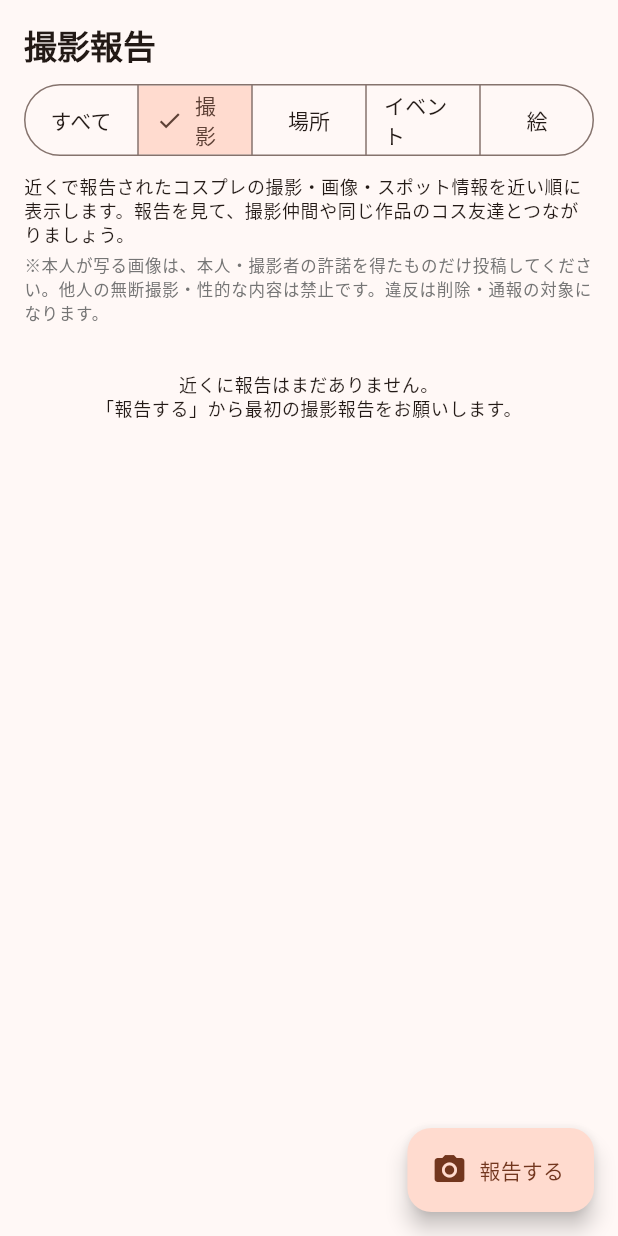
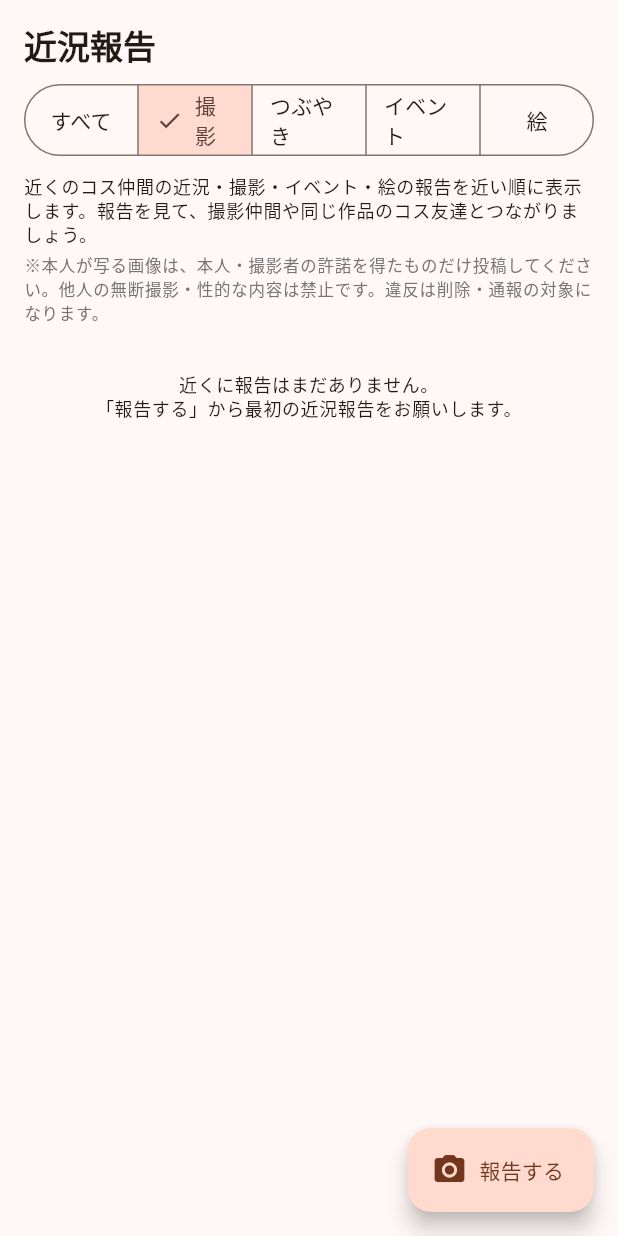
Before and after one commit to daichiyabunaka-rgb/Costomo-app-prototype, a Flutter app: the ShootReportsPage screen opened directly, after a tap on "撮影", on a phone screen of 412 x 824 dp. Run offline on Flutter 3.47's test engine with Material 3 defaults, Android fonts, the phone set to English and light mode, and no system bars; our stand-ins replace flutter_map, geolocator, google_maps_flutter, image_picker, latlong2, share_plus and 2 more; accounts and stored records are empty; network calls fail.

Commit message:
コスとも！「撮影報告」→「近況報告」への名称変更 + 「場所」→「つぶやき」への変更（kind: shoot/post/event/art・0015相当SQLも最終形へ改訂） + version 1.0.9+12
Generated by Mistral Vibe.
Co-Authored-By: Mistral Vibe <vibe@mistral.ai>

```diff
--- a/app/lib/src/mock/mock_data.dart
+++ b/app/lib/src/mock/mock_data.dart
@@ -291,7 +291,7 @@ List<Recruitment> seedRecruitments(DateTime now, List<AppUser> generalUsers) {
   ];
 }
 
-/// 撮影報告のシード。anchor（現在地）からの相対距離で配置する。
+/// 近況報告のシード。anchor（現在地）からの相対距離で配置する。
 /// id が 'cx-seed-' 始まりのものは GPS 更新のたびに再配置される
 /// （AppState.applyGps を参照）。
 class _ExchangeSeedSpec {
@@ -325,11 +325,11 @@ const List<_ExchangeSeedSpec> _exchangeSeedSpecs = [
   _ExchangeSeedSpec(
     'cx-seed-2',
     'u-anime-rei',
-    'spot',
-    '駅東側のレンガ倉庫がおすすめ',
-    '駅東側のイベント会場横',
-    '平日は人が少なく撮りやすいです。手前の路地も'
-        '雰囲気が出ます。時間帯は朝の光がおすすめ。',
+    'post',
+    '今週はウィッグの手入れをがんばりました',
+    '自宅周辺',
+    '次のイベントに向けた準備は順調です。'
+        '同じ作品のコス友達と情報交換したいです。',
     -0.2,
     0.8,
     Duration(hours: 5),
--- a/app/lib/src/models.dart
+++ b/app/lib/src/models.dart
@@ -413,19 +413,19 @@ class CommunityEvent {
   }
 }
 
-/// コスプレの「撮影報告」掲示板（近隣での写真・画像・創作の報告・共有）。
+/// コスプレの「近況報告」掲示板（近隣での近況・撮影・創作の報告・共有）。
 /// kind: 'shoot' = 撮影（撮ってきた写真の報告）
-///       'spot'  = 場所（撮影スポットの報告）
-///       'event' = イベント（イベント会場での撮影報告）
+///       'post'  = つぶやき（近況・ひとことの報告）
+///       'event' = イベント（イベント会場での報告）
 ///       'art'   = 絵（描いた絵・ファンアートの投稿）
 /// 被写体・撮影者・場所の許諾を確認できた画像のみ投稿する。
 class ShootReport {
   final String id;
   final String posterId;
-  final String kind; // 'shoot' | 'spot' | 'event' | 'art'
+  final String kind; // 'shoot' | 'post' | 'event' | 'art'
   final String itemDescription; // キャラ名・作品名・一言タイトル
-  final String areaName; // 撮影した場所・イベント名
-  final String detail; // 撮影状況・ハイライトなどの自由記述
+  final String areaName; // 場所・イベント名
+  final String detail; // 近況・ハイライトなどの自由記述
   final String? photoPath; // 報告写真（端末内パス or 公開URL）
   final double lat;
   final double lng;
@@ -449,8 +449,8 @@ class ShootReport {
   /// 撮影の報告
   bool get isShoot => kind == 'shoot';
 
-  /// 場所の報告
-  bool get isSpot => kind == 'spot';
+  /// つぶやき（近況・ひとこと）
+  bool get isPost => kind == 'post';
 
   /// イベントの報告
   bool get isEvent => kind == 'event';
--- a/app/lib/src/screens/home_shell.dart
+++ b/app/lib/src/screens/home_shell.dart
@@ -7,7 +7,7 @@ import 'near_page.dart';
 import 'shoot_reports_page.dart';
 import 'rooms_page.dart';
 
-/// ホーム: 近く / 部屋 / コミュニティ / 撮影報告 / 探す / マイページ（仕様書 8 章参照）
+/// ホーム: 近く / 部屋 / コミュニティ / 近況報告 / 探す / マイページ（仕様書 8 章参照）
 class HomeShell extends StatefulWidget {
   const HomeShell({super.key});
 
@@ -52,9 +52,9 @@ class _HomeShellState extends State<HomeShell> {
             label: 'コミュニティ',
           ),
           NavigationDestination(
-            icon: Icon(Icons.swap_horiz_outlined),
-            selectedIcon: Icon(Icons.swap_horiz),
-            label: '撮影報告',
+            icon: Icon(Icons.photo_camera_outlined),
+            selectedIcon: Icon(Icons.photo_camera),
+            label: '近況報告',
           ),
           NavigationDestination(
             icon: Icon(Icons.search),
--- a/app/lib/src/screens/shoot_report_create_sheet.dart
+++ b/app/lib/src/screens/shoot_report_create_sheet.dart
@@ -6,8 +6,8 @@ import 'package:image_picker/image_picker.dart';
 import '../services/app_state.dart';
 import '../services/icon_service.dart';
 
-/// 撮影報告の登録シート（FR-7-1相当）。
-/// kind: 'shoot'（撮影）/ 'spot'（場所）/ 'event'（イベント）/ 'art'（絵）
+/// 近況報告の登録シート（FR-7-1相当）。
+/// kind: 'shoot'（撮影）/ 'post'（つぶやき）/ 'event'（イベント）/ 'art'（絵）
 Future<void> showShootReportCreateSheet(BuildContext context) {
   return showModalBottomSheet<void>(
     context: context,
@@ -92,7 +92,7 @@ class _CreateSheetState extends State<_CreateSheet> {
           mainAxisSize: MainAxisSize.min,
           crossAxisAlignment: CrossAxisAlignment.start,
           children: [
-            Text('撮影報告を投稿する',
+            Text('近況報告を投稿する',
                 style: theme.textTheme.titleLarge!
                     .copyWith(fontWeight: FontWeight.bold)),
             const SizedBox(height: 8),
@@ -104,9 +104,9 @@ class _CreateSheetState extends State<_CreateSheet> {
                   label: Text('撮影'),
                 ),
                 ButtonSegment(
-                  value: 'spot',
-                  icon: Icon(Icons.place),
-                  label: Text('場所'),
+                  value: 'post',
+                  icon: Icon(Icons.chat_bubble_outline),
+                  label: Text('つぶやき'),
                 ),
                 ButtonSegment(
                   value: 'event',
@@ -127,11 +127,11 @@ class _CreateSheetState extends State<_CreateSheet> {
               _kind == 'shoot'
                   ? '撮ってきたコスプレ写真の報告です。\n'
                       '※本人が写る画像は本人・撮影者の許諾を得たものだけ投稿してください。'
-                  : _kind == 'spot'
-                      ? 'おすすめの撮影スポット・状況の報告です。\n'
-                          '※私有地・撮影禁止場所の無断撮影はやめましょう。'
+                  : _kind == 'post'
+                      ? '近況・ひとことのつぶやきです。\n'
+                          '※撮影予定や準備の進みなど、コス仲間に伝えたい近況を報告しましょう。'
                       : _kind == 'event'
-                          ? 'イベント会場での撮影報告です。\n'
+                          ? 'イベント会場での報告です。\n'
                               '※会場の撮影規約・参加者の許諾を守ってください。'
                           : '描いた絵・ファンアートの投稿です。\n'
                               '※他人の作品の無断転載・トレースは禁止です。'
@@ -195,7 +195,7 @@ class _CreateSheetState extends State<_CreateSheet> {
               controller: _areaName,
               maxLength: 30,
               decoration: InputDecoration(
-                labelText: _kind == 'art' ? '地域・イベント名（絵は任意）' : '撮影した場所',
+                labelText: _kind == 'art' ? '地域・イベント名（絵は任意）' : '場所',
                 hintText: '例: ○○市中央公園 / ○○イベント会場',
                 border: OutlineInputBorder(),
                 counterText: '',
--- a/app/lib/src/screens/shoot_reports_page.dart
+++ b/app/lib/src/screens/shoot_reports_page.dart
@@ -10,9 +10,9 @@ import 'shoot_report_create_sheet.dart';
 import 'user_detail_screen.dart';
 import 'widgets.dart';
 
-/// 「撮影報告」タブ: コスプレの撮影・画像の報告を近隣で共有する
+/// 「近況報告」タブ: コスプレの近況・撮影・画像の報告を近隣で共有する
 /// （FR-7-1〜7-4 相当）。
-/// kind: 'shoot'（撮影）/ 'spot'（場所）/ 'event'（イベント）/ 'art'（絵）。
+/// kind: 'shoot'（撮影）/ 'post'（つぶやき）/ 'event'（イベント）/ 'art'（絵）。
 /// 被写体・撮影者・場所の許諾を確認できた画像のみ投稿する。
 class ShootReportsPage extends StatefulWidget {
   const ShootReportsPage({super.key});
@@ -22,7 +22,7 @@ class ShootReportsPage extends StatefulWidget {
 }
 
 class _ShootReportsPageState extends State<ShootReportsPage> {
-  String _filter = 'all'; // 'all' | 'shoot' | 'spot' | 'event' | 'art'
+  String _filter = 'all'; // 'all' | 'shoot' | 'post' | 'event' | 'art'
 
   @override
   Widget build(BuildContext context) {
@@ -48,7 +48,7 @@ class _ShootReportsPageState extends State<ShootReportsPage> {
                 padding: const EdgeInsets.all(16),
                 children: [
                   Text(
-                    '撮影報告',
+                    '近況報告',
                     style: theme.textTheme.titleLarge!.copyWith(
                       fontWeight: FontWeight.bold,
                     ),
@@ -58,7 +58,7 @@ class _ShootReportsPageState extends State<ShootReportsPage> {
                     segments: const [
                       ButtonSegment(value: 'all', label: Text('すべて')),
                       ButtonSegment(value: 'shoot', label: Text('撮影')),
-                      ButtonSegment(value: 'spot', label: Text('場所')),
+                      ButtonSegment(value: 'post', label: Text('つぶやき')),
                       ButtonSegment(value: 'event', label: Text('イベント')),
                       ButtonSegment(value: 'art', label: Text('絵')),
                     ],
@@ -68,7 +68,7 @@ class _ShootReportsPageState extends State<ShootReportsPage> {
                   ),
                   const SizedBox(height: 8),
                   Text(
-                    '近くで報告されたコスプレの撮影・画像・スポット情報を'
+                    '近くのコス仲間の近況・撮影・イベント・絵の報告を'
                     '近い順に表示します。報告を見て、撮影仲間や同じ作品の'
                     'コス友達とつながりましょう。',
                     style: theme.textTheme.bodySmall,
@@ -88,7 +88,7 @@ class _ShootReportsPageState extends State<ShootReportsPage> {
                       child: Center(
                         child: Text(
                           '近くに報告はまだありません。\n'
-                          '「報告する」から最初の撮影報告をお願いします。',
+                          '「報告する」から最初の近況報告をお願いします。',
                           textAlign: TextAlign.center,
                           style: theme.textTheme.bodySmall,
                         ),
@@ -111,27 +111,27 @@ class _ShootReportsPageState extends State<ShootReportsPage> {
     final isMine = d.posterId == appState.me!.id;
     final now = DateTime.now();
     final shootColor = Colors.teal.shade700;
-    final spotColor = Colors.blue.shade700;
+    final postColor = Colors.blue.shade700;
     final eventColor = Colors.deepPurple.shade700;
     final artColor = Colors.orange.shade700;
     final color = d.isShoot
         ? shootColor
-        : (d.isSpot ? spotColor : (d.isEvent ? eventColor : artColor));
+        : (d.isPost ? postColor : (d.isEvent ? eventColor : artColor));
     final bg = d.isShoot
         ? Colors.teal.shade50
-        : (d.isSpot
+        : (d.isPost
             ? Colors.blue.shade50
             : (d.isEvent ? Colors.deepPurple.shade50 : Colors.orange.shade50));
     final border = d.isShoot
         ? Colors.teal.shade200
-        : (d.isSpot
+        : (d.isPost
             ? Colors.blue.shade200
             : (d.isEvent
                 ? Colors.deepPurple.shade200
                 : Colors.orange.shade200));
     final label = d.isShoot
         ? '撮影'
-        : (d.isSpot ? '場所' : (d.isEvent ? 'イベント' : '絵'));
+        : (d.isPost ? 'つぶやき' : (d.isEvent ? 'イベント' : '絵'));
     return Card(
       margin: const EdgeInsets.only(top: 10),
       child: Padding(
--- a/app/lib/src/services/icon_service.dart
+++ b/app/lib/src/services/icon_service.dart
@@ -7,7 +7,7 @@ import 'package:supabase_flutter/supabase_flutter.dart';
 
 import 'app_config.dart';
 
-/// 画像の取得と保存（アイコン・撮影報告の投稿写真など）。
+/// 画像の取得と保存（アイコン・近況報告の投稿写真など）。
 /// - すべての画像は指定サイズに自動リサイズされ、JPEG品質を下げて
 ///   ファイル容量を抑える（ベータ: アイコン 400px/品質70、投稿写真 800px/品質70）
 /// - モックモード: リサイズ済み画像をアプリ専用領域に保存
@@ -27,7 +27,7 @@ class IconService {
     );
   }
 
-  /// 撮影報告・絵の投稿写真（800px・品質70。十分伝わり、容量は1/10以下）
+  /// 近況報告・絵の投稿写真（800px・品質70。十分伝わり、容量は1/10以下）
   Future<String?> pickExchangeItemPhoto(ImageSource source) {
     return _pickAndSave(
       source,
--- a/app/lib/src/services/supabase_data.dart
+++ b/app/lib/src/services/supabase_data.dart
@@ -820,7 +820,7 @@ extension CommunityData on SupabaseData {
     );
   }
 
-  /// 近くの撮影報告（geohash 先頭4桁一致 = 約20km四方）
+  /// 近くの近況報告（geohash 先頭4桁一致 = 約20km四方）
   Future<List<ShootReport>> fetchShootReports(AppUser me) async {
     final rows = await _c
         .from('shoot_reports')
@@ -841,7 +841,7 @@ extension CommunityData on SupabaseData {
     return cats;
   }
 
-  /// 撮影報告を登録する
+  /// 近況報告を登録する
   Future<ShootReport> createShootReport({
     required String kind,
     required String itemDescription,
--- a/app/pubspec.yaml
+++ b/app/pubspec.yaml
@@ -16,7 +16,7 @@ publish_to: 'none' # Remove this line if you wish to publish to pub.dev
 # https://developer.apple.com/library/archive/documentation/General/Reference/InfoPlistKeyReference/Articles/CoreFoundationKeys.html
 # In Windows, build-name is used as the major, minor, and patch parts
 # of the product and file versions while build-number is used as the build suffix.
-version: 1.0.8+11
+version: 1.0.9+12
 
 environment:
   sdk: ^3.13.7
```
Also changed, not shown: app/lib/src/services/app_state.dart (+7 -7 lines), 4 other files.
